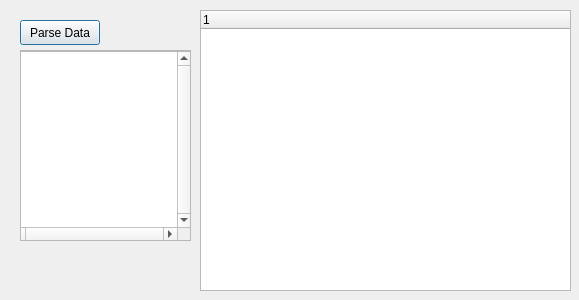
Before: the Qt Designer form parserdialog.ui in skullanbones/ts-analyzer, drawn with Qt 5.
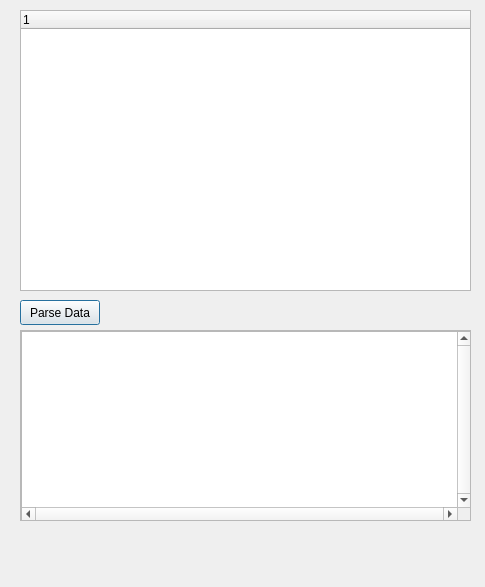
After: the same form once the commit is applied.

Commit message: Move textoutput in parser dialog.

What changed in the file:
```diff
--- a/parserdialog.ui
+++ b/parserdialog.ui
@@ -6,8 +6,8 @@
    <rect>
     <x>0</x>
     <y>0</y>
-    <width>579</width>
-    <height>300</height>
+    <width>485</width>
+    <height>587</height>
    </rect>
   </property>
   <property name="windowTitle">
@@ -17,7 +17,7 @@
    <property name="geometry">
     <rect>
      <x>20</x>
-     <y>20</y>
+     <y>300</y>
      <width>80</width>
      <height>25</height>
     </rect>
@@ -30,8 +30,8 @@
    <property name="geometry">
     <rect>
      <x>20</x>
-     <y>50</y>
-     <width>171</width>
+     <y>330</y>
+     <width>451</width>
      <height>191</height>
     </rect>
    </property>
@@ -43,16 +43,16 @@
      <rect>
       <x>0</x>
       <y>0</y>
-      <width>169</width>
+      <width>449</width>
       <height>189</height>
      </rect>
     </property>
     <widget class="QTextBrowser" name="textBrowser">
      <property name="geometry">
       <rect>
-       <x>-10</x>
+       <x>0</x>
        <y>0</y>
-       <width>181</width>
+       <width>451</width>
        <height>191</height>
       </rect>
      </property>
@@ -71,9 +71,9 @@
   <widget class="QTreeWidget" name="treeWidget">
    <property name="geometry">
     <rect>
-     <x>200</x>
+     <x>20</x>
      <y>10</y>
-     <width>371</width>
+     <width>451</width>
      <height>281</height>
     </rect>
    </property>
```
